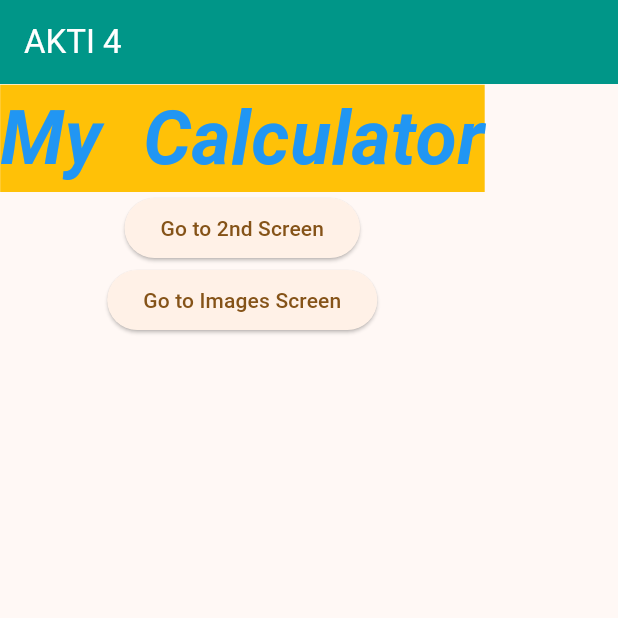
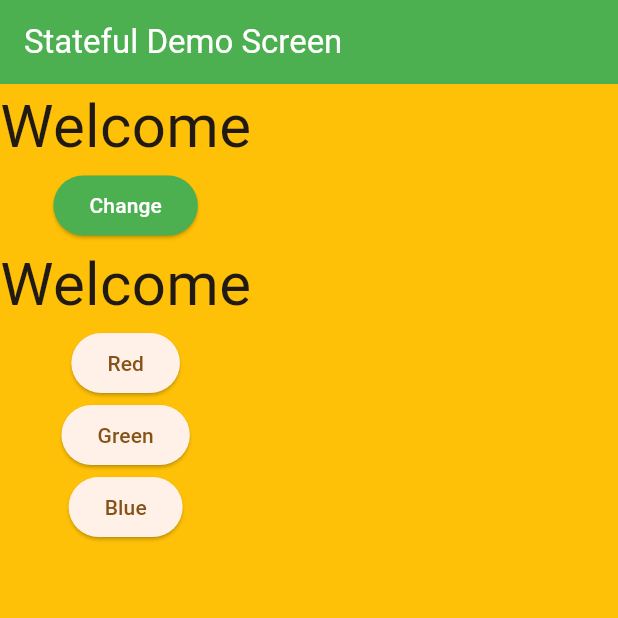
Before and after one commit to abidroid/akti_batch4_flutter, a Flutter app: the screen it shows after launch, on a phone screen of 412 x 824 dp, the top half of it. Run offline on Flutter 3.47's test engine with Material 3 defaults, Android fonts, the phone set to English and light mode, and no system bars.

Commit message:
statefull widgets

```diff
--- a/lib/main.dart
+++ b/lib/main.dart
@@ -6,6 +6,7 @@ import 'package:akti_batch4_flutter/screens/listview_demo1_screen.dart';
 import 'package:akti_batch4_flutter/screens/listview_demo2_screen.dart';
 import 'package:akti_batch4_flutter/screens/second_screen.dart';
 import 'package:akti_batch4_flutter/screens/stack_demo_screen.dart';
+import 'package:akti_batch4_flutter/screens/stateful_demo_screen.dart';
 import 'package:akti_batch4_flutter/screens/third_screen.dart';
 import 'package:flutter/material.dart';
 
@@ -26,7 +27,7 @@ class MyApp extends StatelessWidget {
         colorScheme: ColorScheme.fromSeed(seedColor: Colors.orange),
         useMaterial3: true,
       ),
-      home: const FirstScreen(), // launcher screen
+      home:  StatefulDemoScreen(), // launcher screen
     );
   }
 }
--- a/lib/screens/first_screen.dart
+++ b/lib/screens/first_screen.dart
@@ -30,6 +30,7 @@ class FirstScreen extends StatelessWidget {
 
           ElevatedButton(onPressed: (){
 
+
             Navigator.of(context).push(MaterialPageRoute(builder: (context){
               return SecondScreen();
             }));
--- /dev/null
+++ b/lib/screens/stateful_demo_screen.dart
@@ -0,0 +1,86 @@
+import 'package:flutter/material.dart';
+
+class StatefulDemoScreen extends StatefulWidget {
+   StatefulDemoScreen({super.key}){
+    print('constructor executed');
+  }
+
+  @override
+  State<StatefulDemoScreen> createState() => _StatefulDemoScreenState();
+}
+
+class _StatefulDemoScreenState extends State<StatefulDemoScreen> {
+
+  // initial state ko define krta ha
+  // state variables
+  String message = "Welcome";
+  Color color = Colors.amber;
+
+  @override
+  void initState() {
+    print('**** init state executed ****');
+    super.initState();
+  }
+
+  // UI ko render krta ha
+  @override
+  Widget build(BuildContext context) {
+    print('*** build executed ***');
+    return Scaffold(
+      backgroundColor: color, // hard coded
+      appBar: AppBar(
+        backgroundColor: Colors.green,
+        foregroundColor: Colors.white,
+        title: const Text("Stateful Demo Screen"),
+      ),
+      body: Column(
+        children: [
+           Text(
+            message,
+            style: TextStyle(fontSize: 40),
+          ),
+          ElevatedButton(
+              style: ElevatedButton.styleFrom(
+                backgroundColor: Colors.green,
+                foregroundColor: Colors.white,
+              ),
+              onPressed: () {
+
+                message = "Arfa Karim";
+
+                // it will call build function and
+                // the screen will refresh
+                setState(() {
+
+                });
+              },
+              child: const Text('Change')),
+
+          Text(
+            message,
+            style: TextStyle(fontSize: 40),
+          ),
+
+          ElevatedButton(onPressed: (){
+            color = Colors.red;
+            setState(() {
+
+            });
+          }, child: const Text("Red")),
+          ElevatedButton(onPressed: (){
+            color = Colors.green;
+            setState(() {
+
+            });
+          }, child: const Text("Green")),
+          ElevatedButton(onPressed: (){
+            color = Colors.blue;
+            setState(() {
+
+            });
+          }, child: const Text("Blue")),
+        ],
+      ),
+    );
+  }
+}
```
